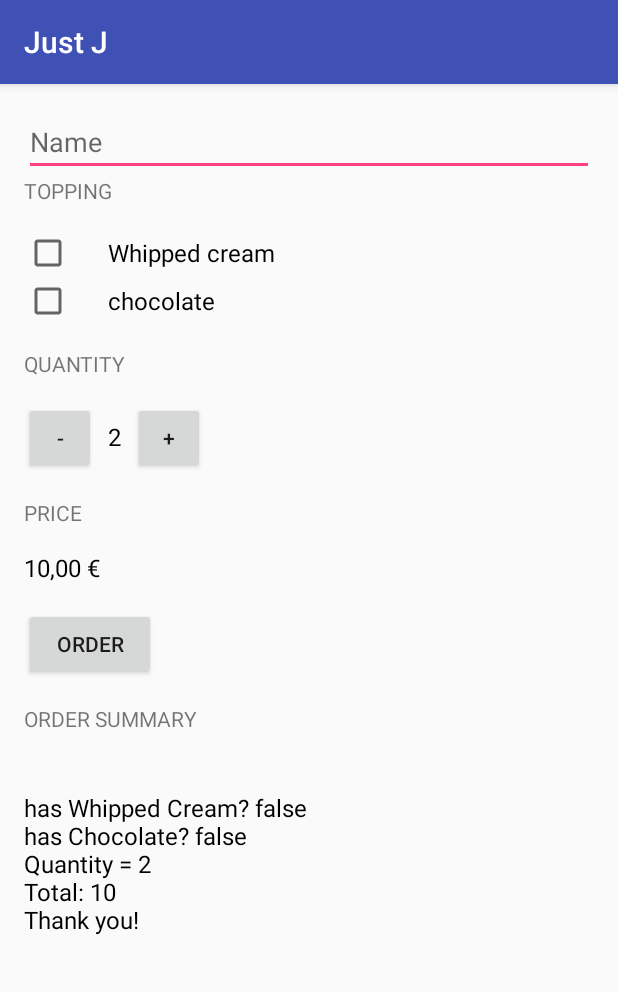
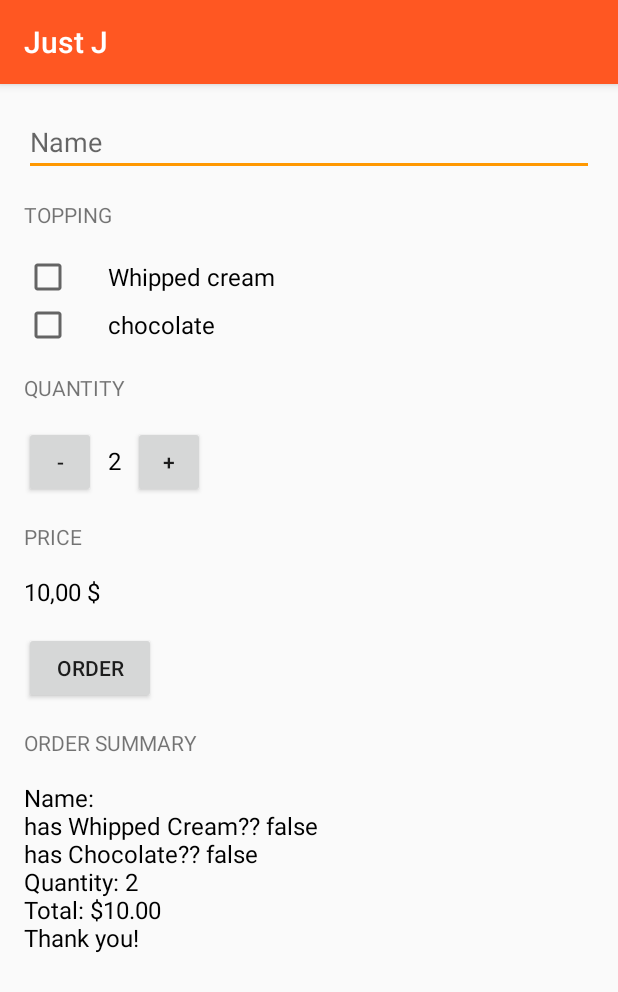
Before and after one commit to jzaoueli/JustJ, an Android app: the screen it shows after launch (MainActivity), after a tap on "ORDER", on a phone screen of 412 x 824 dp. Shown: the top 992 px of the screen. Run offline under Robolectric (Android 15) with nearby library versions, the phone set to English and light mode, and no system bars.

Commit message:
use xml resource instead of hardcode and styling

```diff
--- a/app/src/main/java/com/example/zaoueli/justj/MainActivity.java
+++ b/app/src/main/java/com/example/zaoueli/justj/MainActivity.java
@@ -53,12 +53,12 @@ public class MainActivity extends AppCompatActivity {
     }
 
     private String createOrderSummary(String name, int price, Boolean hasWhippedCream, Boolean hasChocolate) {
-        String summary = name + "\n";
-        summary = summary + "has Whipped Cream? " + hasWhippedCream + "\n";
-        summary = summary + "has Chocolate? " + hasChocolate + "\n";
-        summary = summary + "Quantity = " + quantity + "\n";
-        summary = summary + "Total: " + price + "\n";
-        summary = summary + "Thank you!";
+        String summary = getString(R.string.name) + ": " + name + "\n";
+        summary = summary + getString(R.string.has_whipped_cream) + "? " + hasWhippedCream + "\n";
+        summary = summary + getString(R.string.has_chocolate) + "? " + hasChocolate + "\n";
+        summary = summary + getString(R.string.quantity) + ": " + quantity + "\n";
+        summary = summary + getString(R.string.total) + ": " + NumberFormat.getCurrencyInstance().format(price) + "\n";
+        summary = summary + getString(R.string.thank_you) + "!";
         return summary;
     }
 
--- a/app/src/main/res/layout/activity_main.xml
+++ b/app/src/main/res/layout/activity_main.xml
@@ -8,7 +8,7 @@
     <LinearLayout
         android:id="@+id/activity_main"
         android:layout_width="match_parent"
-        android:layout_height="match_parent"
+        android:layout_height="wrap_content"
         android:orientation="vertical"
         android:paddingBottom="@dimen/activity_vertical_margin"
         android:paddingLeft="@dimen/activity_horizontal_margin"
@@ -19,13 +19,14 @@
             android:id="@+id/name_edit_text"
             android:layout_width="match_parent"
             android:layout_height="wrap_content"
-            android:hint="Name"/>
+            android:layout_marginBottom="@dimen/activity_vertical_margin"
+            android:hint="@string/name" />
 
         <TextView
             android:layout_width="wrap_content"
             android:layout_height="wrap_content"
-            android:layout_marginBottom="16dp"
-            android:text="Topping"
+            android:layout_marginBottom="@dimen/activity_vertical_margin"
+            android:text="@string/topping"
             android:textAllCaps="true" />
 
         <CheckBox
@@ -33,7 +34,7 @@
             android:layout_width="wrap_content"
             android:layout_height="wrap_content"
             android:paddingLeft="24dp"
-            android:text="Whipped cream"
+            android:text="@string/whipped_cream"
             android:textSize="16sp" />
 
         <CheckBox
@@ -41,15 +42,15 @@
             android:layout_width="wrap_content"
             android:layout_height="wrap_content"
             android:paddingLeft="24dp"
-            android:text="chocolate"
+            android:text="@string/chocolate"
             android:textSize="16sp" />
 
         <TextView
             android:layout_width="wrap_content"
             android:layout_height="wrap_content"
-            android:layout_marginTop="16dp"
-            android:layout_marginBottom="16dp"
-            android:text="Quantity"
+            android:layout_marginBottom="@dimen/activity_vertical_margin"
+            android:layout_marginTop="@dimen/activity_vertical_margin"
+            android:text="@string/quantity"
             android:textAllCaps="true" />
 
         <LinearLayout
@@ -62,15 +63,15 @@
                 android:layout_width="48dp"
                 android:layout_height="48dp"
                 android:onClick="decrement"
-                android:text="-" />
+                android:text="@string/minus" />
 
             <TextView
                 android:id="@+id/quantity_text_view"
                 android:layout_width="wrap_content"
                 android:layout_height="wrap_content"
-                android:layout_marginLeft="8dp"
-                android:layout_marginRight="8dp"
-                android:text="2"
+                android:layout_marginLeft="@dimen/quantity_text_view_margin"
+                android:layout_marginRight="@dimen/quantity_text_view_margin"
+                android:text="@string/number_2"
                 android:textColor="@android:color/black"
                 android:textSize="16sp" />
 
@@ -79,46 +80,46 @@
                 android:layout_width="48dp"
                 android:layout_height="48dp"
                 android:onClick="increment"
-                android:text="+" />
+                android:text="@string/plus" />
 
         </LinearLayout>
 
         <TextView
             android:layout_width="wrap_content"
             android:layout_height="wrap_content"
-            android:layout_marginTop="16dp"
-            android:text="Price"
+            android:layout_marginTop="@dimen/activity_vertical_margin"
+            android:text="@string/price"
             android:textAllCaps="true" />
 
         <TextView
             android:id="@+id/price_text_view"
             android:layout_width="wrap_content"
             android:layout_height="wrap_content"
-            android:layout_marginTop="16dp"
-            android:text="10,00 €"
+            android:layout_marginTop="@dimen/activity_vertical_margin"
+            android:text="@string/_10_00"
             android:textColor="@android:color/black"
             android:textSize="16sp" />
 
         <Button
             android:layout_width="wrap_content"
             android:layout_height="wrap_content"
-            android:layout_marginBottom="16dp"
-            android:layout_marginTop="16dp"
+            android:layout_marginBottom="@dimen/activity_vertical_margin"
+            android:layout_marginTop="@dimen/activity_vertical_margin"
             android:onClick="submitOrder"
-            android:text="Order" />
+            android:text="@string/order" />
 
         <TextView
             android:id="@+id/textView"
             android:layout_width="wrap_content"
             android:layout_height="wrap_content"
-            android:text="Order Summary"
+            android:text="@string/order_summary"
             android:textAllCaps="true" />
 
         <TextView
             android:id="@+id/order_summary_text_view"
             android:layout_width="wrap_content"
             android:layout_height="wrap_content"
-            android:layout_marginTop="20dp"
+            android:layout_marginTop="@dimen/activity_vertical_margin"
             android:textColor="@android:color/black"
             android:textSize="16sp"
             tools:text="Name: Mr. Muster \nQuantity = 2\nTotal: 10€\nThank you!" />
--- a/app/src/main/res/values/colors.xml
+++ b/app/src/main/res/values/colors.xml
@@ -1,6 +1,11 @@
 <?xml version="1.0" encoding="utf-8"?>
 <resources>
-    <color name="colorPrimary">#3F51B5</color>
-    <color name="colorPrimaryDark">#303F9F</color>
-    <color name="colorAccent">#FF4081</color>
+    <color name="colorPrimary">#FF5722</color>
+    <color name="colorPrimaryDark">#E64A19</color>
+    <color name="colorAccent">#FF9800</color>
+    <color name="lighPrimary">#FFCCBC</color>
+    <color name="textPrimary">#212121</color>
+    <color name="textSecondary">#757575</color>
+    <color name="dividerColor">#BDBDBD</color>
+    <color name="textIcon">#FFFFFF</color>
 </resources>
--- a/app/src/main/res/values/dimens.xml
+++ b/app/src/main/res/values/dimens.xml
@@ -2,4 +2,5 @@
     <!-- Default screen margins, per the Android Design guidelines. -->
     <dimen name="activity_horizontal_margin">16dp</dimen>
     <dimen name="activity_vertical_margin">16dp</dimen>
+    <dimen name="quantity_text_view_margin">8dp</dimen>
 </resources>
--- a/app/src/main/res/values/strings.xml
+++ b/app/src/main/res/values/strings.xml
@@ -1,3 +1,19 @@
 <resources>
     <string name="app_name">Just J</string>
+    <string name="name">Name</string>
+    <string name="topping">Topping</string>
+    <string name="whipped_cream">Whipped cream</string>
+    <string name="chocolate">chocolate</string>
+    <string name="quantity">Quantity</string>
+    <string name="price">Price</string>
+    <string name="order">Order</string>
+    <string name="order_summary">Order Summary</string>
+    <string name="has_whipped_cream">has Whipped Cream?</string>
+    <string name="has_chocolate">has Chocolate?</string>
+    <string name="total">Total</string>
+    <string name="thank_you">Thank you</string>
+    <string name="_10_00">10,00 $</string>
+    <string name="plus" translatable="false">+</string>
+    <string name="minus" translatable="false">-</string>
+    <string name="number_2" translatable="false">2</string>
 </resources>
```
Also changed, not shown: 1 other file.
